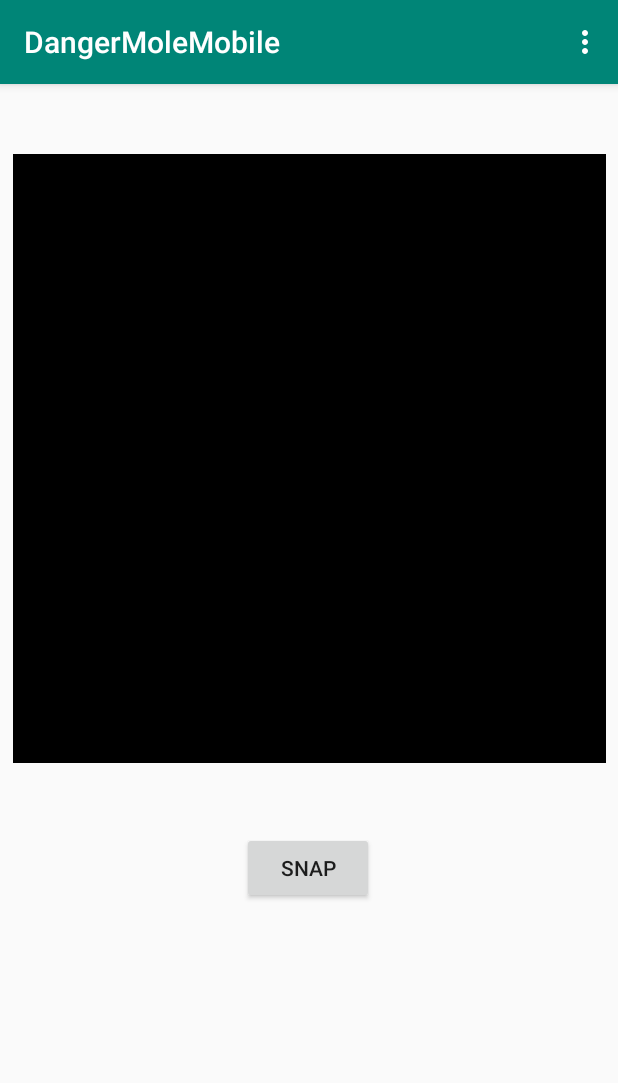
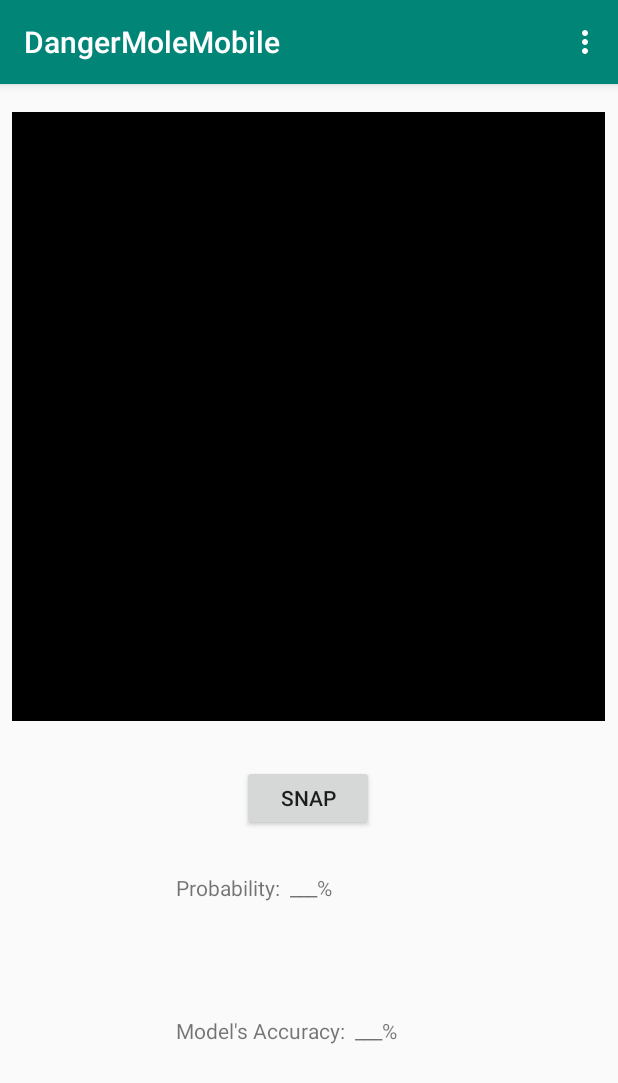
Before and after one commit to BrainerdofDenver/DangerMole, an Android app: the screen it shows after launch (MainActivity), on a phone screen of 412 x 824 dp. Shown: the top 1083 px of the screen. Run offline under Robolectric (Android 15) with nearby library versions, the phone set to English and light mode, and no system bars.

Commit message:
added two textViews with placeholder strings at the moment, for probability and accuracy updates from the ML model.  Also aded contentDescription to camView

```diff
--- a/DangerMoleMobile/app/src/main/res/layout/content_main.xml
+++ b/DangerMoleMobile/app/src/main/res/layout/content_main.xml
@@ -12,19 +12,38 @@
     <Button
             android:text="@string/take_pic"
             android:layout_width="wrap_content"
-            android:layout_height="wrap_content" android:id="@+id/take_pic_button"
+            android:layout_height="44dp" android:id="@+id/take_pic_button"
             app:layout_constraintStart_toStartOf="parent" android:layout_marginStart="8dp"
-            app:layout_constraintEnd_toEndOf="parent" android:layout_marginEnd="8dp" android:layout_marginBottom="8dp"
-            app:layout_constraintBottom_toBottomOf="parent" android:layout_marginTop="8dp"
-            app:layout_constraintTop_toTopOf="parent" app:layout_constraintHorizontal_bias="0.498"
-            app:layout_constraintVertical_bias="0.697"/>
+            app:layout_constraintEnd_toEndOf="parent" android:layout_marginEnd="8dp"
+            app:layout_constraintHorizontal_bias="0.498"
+            android:layout_marginTop="29dp" app:layout_constraintTop_toBottomOf="@+id/camView"
+    />
     <ImageView
             android:layout_width="395dp"
             android:layout_height="406dp" app:srcCompat="@android:color/background_dark"
             android:id="@+id/camView" android:layout_marginTop="8dp"
             app:layout_constraintTop_toTopOf="parent" app:layout_constraintEnd_toEndOf="parent"
             android:layout_marginEnd="8dp" app:layout_constraintStart_toStartOf="parent"
-            android:layout_marginStart="8dp" android:layout_marginBottom="8dp"
-            app:layout_constraintBottom_toTopOf="@+id/take_pic_button"/>
+            android:layout_marginStart="8dp"
+            android:layout_marginBottom="8dp" app:layout_constraintBottom_toBottomOf="parent"
+            app:layout_constraintHorizontal_bias="0.0" app:layout_constraintVertical_bias="0.031"
+            android:contentDescription="ImageView container that holds photos taken by Camera, and loaded from stored photos"/>
+    <TextView
+            android:text="Probability:  ___%"
+            android:layout_width="176dp"
+            android:layout_height="38dp" android:id="@+id/probabilityView"
+            app:layout_constraintStart_toStartOf="parent"
+            android:layout_marginStart="8dp" app:layout_constraintEnd_toEndOf="parent" android:layout_marginEnd="8dp"
+            app:layout_constraintHorizontal_bias="0.497"
+            android:layout_marginTop="28dp" app:layout_constraintTop_toBottomOf="@+id/take_pic_button"/>
+    <TextView
+            android:text="Model's Accuracy:  ___%"
+            android:layout_width="176dp"
+            android:layout_height="38dp" android:id="@+id/accuracyView"
+            android:layout_marginBottom="60dp"
+            app:layout_constraintBottom_toBottomOf="parent" app:layout_constraintStart_toStartOf="parent"
+            android:layout_marginStart="8dp" app:layout_constraintEnd_toEndOf="parent" android:layout_marginEnd="8dp"
+            app:layout_constraintHorizontal_bias="0.497" android:layout_marginTop="8dp"
+            app:layout_constraintTop_toBottomOf="@+id/probabilityView"/>
 
 </android.support.constraint.ConstraintLayout>
```
